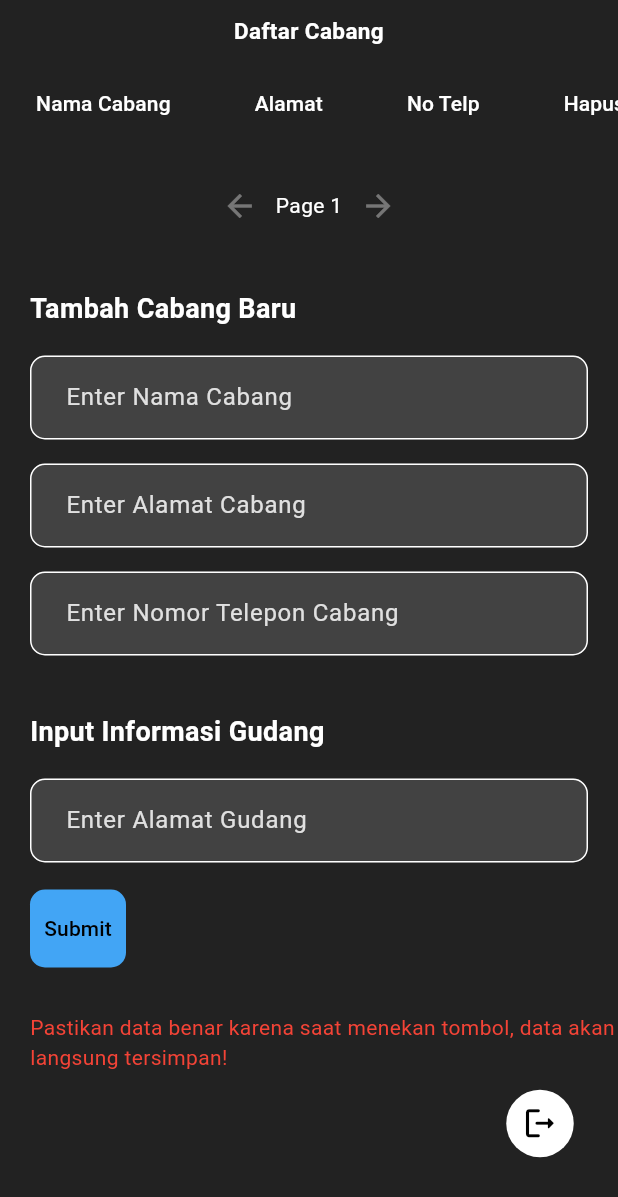
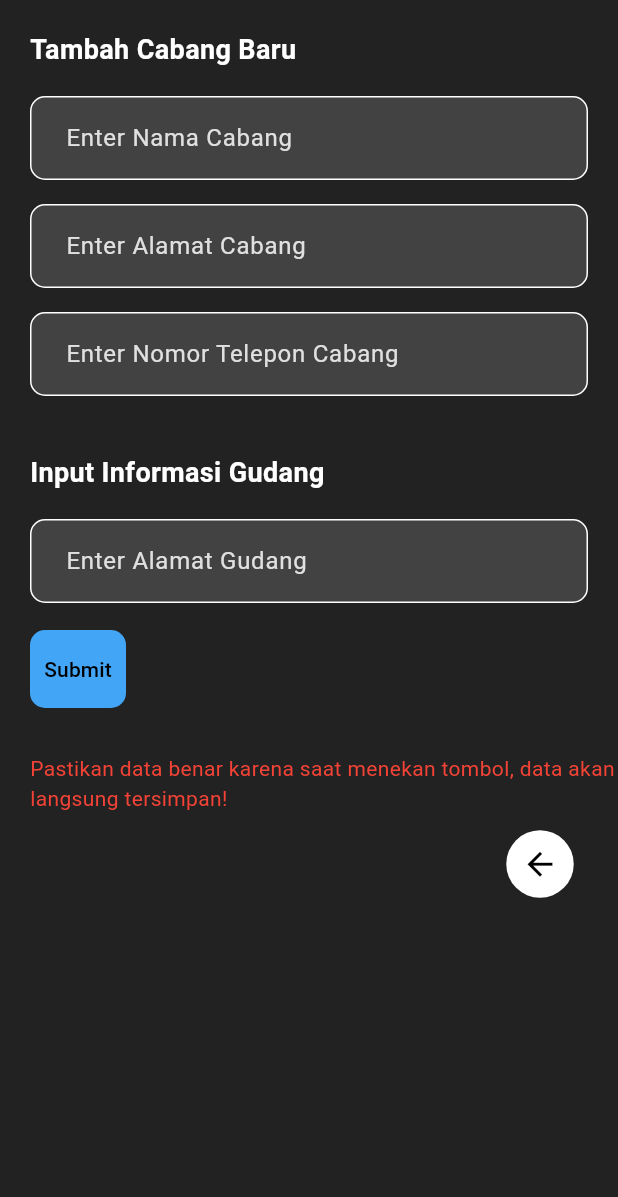
Before and after one commit to X-TermiNation/pos_ta, a Flutter app: the managecabang screen opened directly, on a phone screen of 412 x 824 dp. Shown: the top 1197 px of the screen. Run offline on Flutter 3.47's test engine with Material 3 defaults, Android fonts, the phone set to English and light mode, and no system bars; our stand-ins replace fl_chart, flutter_map, flutter_typeahead, get_storage, image_picker, latlong2 and 1 more; missing offline and left inert: mongo_dart, window_manager; accounts and stored records are empty; network calls fail; project files that could hold a hidden picture were left out.

Commit message:
tampilan baru untuk list cabang

```diff
--- a/lib/view/cabang/managecabang.dart
+++ b/lib/view/cabang/managecabang.dart
@@ -1,7 +1,7 @@
 import 'package:flutter/material.dart';
 import 'package:flutter/services.dart';
 import 'package:get_storage/get_storage.dart';
-import 'package:ta_pos/view/loginpage/login_owner.dart';
+import 'package:ta_pos/view/cabang/daftarcabang.dart';
 import 'package:ta_pos/view/tools/custom_toast.dart';
 import 'package:ta_pos/view/view-model-flutter/startup_controller.dart';
 import 'package:ta_pos/view/view-model-flutter/cabang_controller.dart';
@@ -26,138 +26,23 @@ class _managecabangState extends State<managecabang> {
   TextEditingController lname = TextEditingController();
   TextEditingController alamat = TextEditingController();
   TextEditingController no_telp_manager = TextEditingController();
-  List<Map<String, dynamic>> datacabang = [];
-  int _currentPage = 0;
-  final int _itemsPerPage = 3;
 
   @override
   void initState() {
     super.initState();
-    fetchdatacabang();
-  }
-
-  Future<void> fetchdatacabang() async {
-    try {
-      List<Map<String, dynamic>> fetchedData = await getallcabang();
-      setState(() {
-        datacabang = fetchedData;
-      });
-    } catch (e) {
-      print('fetch cabang error:$e');
-    }
   }
 
   // This widget is the root of your application.
   @override
   Widget build(BuildContext context) {
-    final startIndex = _currentPage * _itemsPerPage;
-    final endIndex = (startIndex + _itemsPerPage < datacabang.length)
-        ? startIndex + _itemsPerPage
-        : datacabang.length;
-    final paginatedData = datacabang.sublist(startIndex, endIndex);
     return Scaffold(
       body: Column(
         crossAxisAlignment: CrossAxisAlignment.stretch,
         children: [
-          // Header Section
+          // Insert Section
           Padding(
-            padding: const EdgeInsets.symmetric(vertical: 10.0),
-            child: Text(
-              "Daftar Cabang",
-              style: TextStyle(
-                color: Colors.white,
-                fontSize: 15,
-                fontWeight: FontWeight.bold,
-              ),
-              textAlign: TextAlign.center,
-            ),
-          ),
-          // Data Table Section
-          Align(
-            child: SingleChildScrollView(
-              scrollDirection: Axis.horizontal,
-              child: DataTable(
-                columns: const <DataColumn>[
-                  DataColumn(label: Text('Nama Cabang')),
-                  DataColumn(label: Text('Alamat')),
-                  DataColumn(label: Text('No Telp')),
-                  DataColumn(label: Text('Hapus Cabang')),
-                ],
-                rows: paginatedData.map<DataRow>((map) {
-                  return DataRow(cells: [
-                    DataCell(Text(map['nama_cabang'])),
-                    DataCell(Text(map['alamat'])),
-                    DataCell(Text(map['no_telp'])),
-                    DataCell(
-                      Visibility(
-                        visible: map['role'] != 'Manager',
-                        child: ElevatedButton(
-                          onPressed: () {
-                            print("ini data id hapus: ${map['_id']}");
-                            try {
-                              setState(() {
-                                deletecabang(map['_id'], context);
-                                fetchdatacabang();
-                                getallcabang();
-                              });
-                            } catch (e) {
-                              print("gagal delete: $e");
-                            }
-                          },
-                          child: Text(
-                            'Delete',
-                            style: TextStyle(color: Colors.white),
-                          ),
-                          style: ElevatedButton.styleFrom(
-                            backgroundColor: Colors.red,
-                            padding: EdgeInsets.symmetric(
-                                horizontal: 16, vertical: 8),
-                            shape: RoundedRectangleBorder(
-                              borderRadius: BorderRadius.circular(8),
-                            ),
-                          ),
-                        ),
-                      ),
-                    ),
-                  ]);
-                }).toList(),
-              ),
-            ),
-          ),
-
-          Padding(
-            padding: const EdgeInsets.symmetric(vertical: 16.0),
-            child: Row(
-              mainAxisAlignment: MainAxisAlignment.center,
-              children: [
-                IconButton(
-                  icon: Icon(Icons.arrow_back),
-                  onPressed: _currentPage > 0
-                      ? () {
-                          setState(() {
-                            _currentPage--;
-                          });
-                        }
-                      : null,
-                ),
-                Text('Page ${_currentPage + 1}'),
-                IconButton(
-                  icon: Icon(Icons.arrow_forward),
-                  onPressed:
-                      (_currentPage + 1) * _itemsPerPage < datacabang.length
-                          ? () {
-                              setState(() {
-                                _currentPage++;
-                              });
-                            }
-                          : null,
-                ),
-              ],
-            ),
-          ),
-          SizedBox(height: 16.0),
-          // Conditional Content
-          switchmode
+            padding: EdgeInsets.only(top: 20),
+            child: switchmode
                 ? Column(
                     crossAxisAlignment: CrossAxisAlignment.start,
                     children: [
@@ -196,14 +81,16 @@ class _managecabangState extends State<managecabang> {
                         alignment: Alignment.bottomRight,
                         child: Padding(
                           padding: EdgeInsets.only(right: 20),
+                          child: Tooltip(
+                            message: "Cancel Insert",
                             child: FilledButton(
                               onPressed: () {
                                 Navigator.push(
                                     context,
                                     MaterialPageRoute(
-                                    builder: (context) => login_owner()));
+                                        builder: (context) => DaftarCabang()));
                               },
-                          child: Icon(Icons.logout_rounded,
+                              child: Icon(Icons.arrow_back,
                                   color: Colors.black, size: 25),
                               style: ElevatedButton.styleFrom(
                                 backgroundColor: Colors.white,
@@ -212,9 +99,11 @@ class _managecabangState extends State<managecabang> {
                               ),
                             ),
                           ),
+                        ),
                       )
                     ],
                   ),
+          )
         ],
       ),
     );
--- a/lib/view/manager/managermenu.dart
+++ b/lib/view/manager/managermenu.dart
@@ -1,5 +1,6 @@
 import 'package:get_storage/get_storage.dart';
 import 'package:flutter/material.dart';
+import 'package:ta_pos/view/cabang/daftarcabang.dart';
 import 'package:ta_pos/view/manager/DeliveryHistory.dart';
 import 'package:ta_pos/view/view-model-flutter/transaksi_controller.dart';
 import 'package:ta_pos/view/view-model-flutter/user_controller.dart';
@@ -1552,7 +1553,7 @@ class _ManagerMenuState extends State<ManagerMenu>
                               Navigator.push(
                                   context,
                                   MaterialPageRoute(
-                                      builder: (context) => managecabang()));
+                                      builder: (context) => DaftarCabang()));
                             },
                             child: Text('Manage Cabang')),
                       ElevatedButton(
```
Also changed, not shown: lib/view/cabang/daftarcabang.dart (added, +181 -0 lines). Lines whose indentation alone changed are shown as unchanged.
